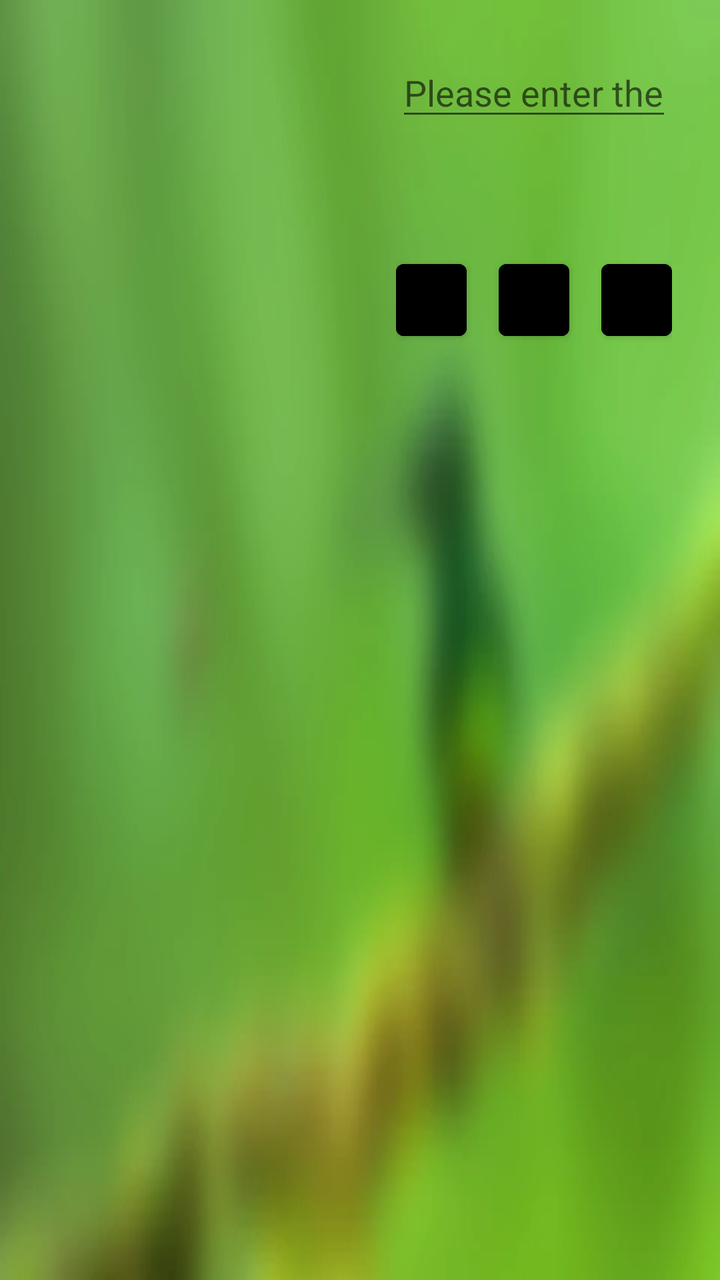
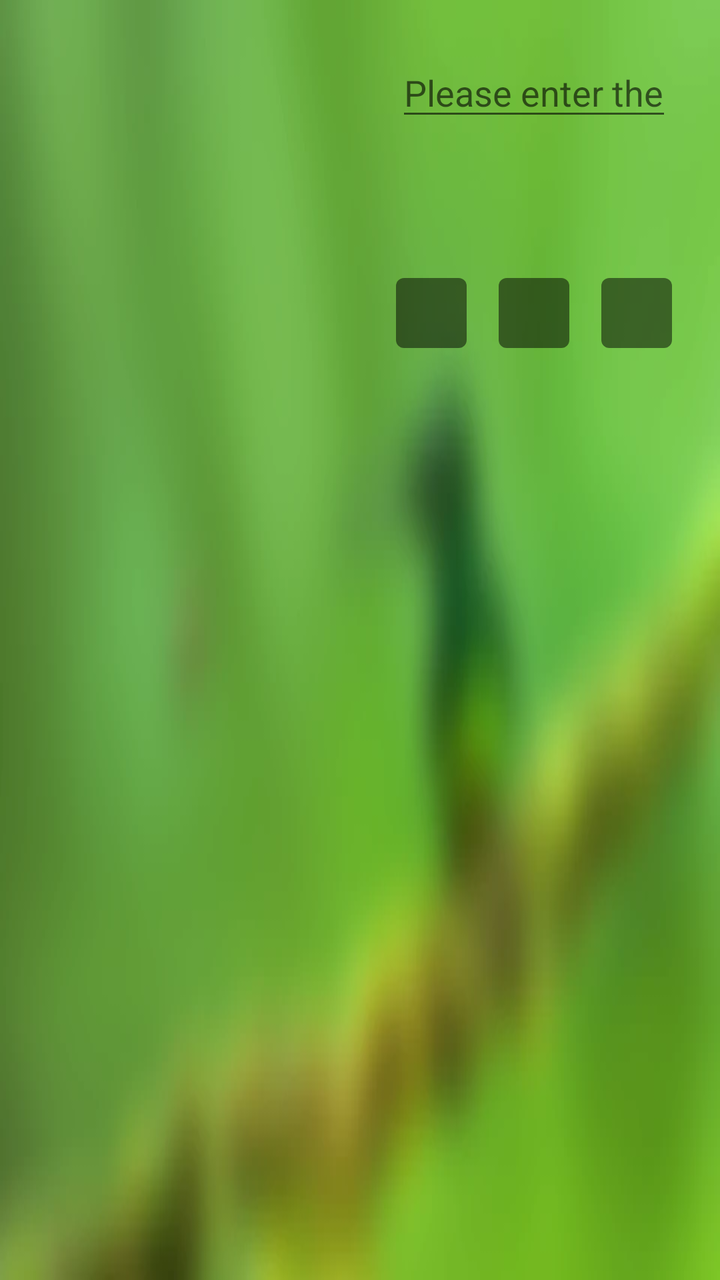

Two renders of the same Android screen: before a commit and after it. Below are the layout's source before the change and the commit's diff.
<!-- AndroidManifest.xml: application theme AppTheme -->
<!-- res/layout/dialog_config.xml -->
<?xml version="1.0" encoding="utf-8"?>
<RelativeLayout xmlns:android="http://schemas.android.com/apk/res/android"
    android:layout_width="wrap_content"
    android:layout_height="wrap_content"
    android:padding="24dp">

    <ImageView
        android:id="@+id/code"
        android:layout_width="150dp"
        android:layout_height="150dp"
        android:scaleType="fitXY" />

    <EditText
        android:id="@+id/text"
        android:layout_width="match_parent"
        android:layout_height="wrap_content"
        android:layout_marginStart="24dp"
        android:layout_toEndOf="@+id/code"
        android:hint="@string/dialog_config_url_hint"
        android:imeOptions="actionDone"
        android:importantForAutofill="no"
        android:inputType="text"
        android:singleLine="true"
        android:textSize="18sp" />

    <LinearLayout
        android:layout_width="match_parent"
        android:layout_height="wrap_content"
        android:layout_alignStart="@+id/text"
        android:layout_alignBottom="@+id/code"
        android:layout_marginTop="16dp"
        android:orientation="horizontal">

        <Button
            android:id="@+id/history"
            android:layout_width="0dp"
            android:layout_height="wrap_content"
            android:layout_weight="1"
            android:backgroundTint="@color/grey_700"
            android:singleLine="true"
            android:text="@string/setting_history"
            android:textColor="@color/white" />

        <Button
            android:id="@+id/negative"
            android:layout_width="0dp"
            android:layout_height="wrap_content"
            android:layout_marginStart="16dp"
            android:layout_marginEnd="16dp"
            android:layout_weight="1"
            android:backgroundTint="@color/grey_700"
            android:singleLine="true"
            android:text="@string/dialog_negative"
            android:textColor="@color/white" />

        <Button
            android:id="@+id/positive"
            android:layout_width="0dp"
            android:layout_height="wrap_content"
            android:layout_weight="1"
            android:backgroundTint="@color/grey_700"
            android:singleLine="true"
            android:text="@string/dialog_positive"
            android:textColor="@color/white" />

    </LinearLayout>
</RelativeLayout>
<!-- resources referenced by this layout -->
<resources>
  <string name="dialog_config_url_hint">Please enter the configuration url</string>
  <string name="dialog_negative">Cancel</string>
  <string name="dialog_positive">OK</string>
  <string name="setting_history">History</string>
  <style name="AppTheme" parent="BaseTheme" />
  <style name="BaseTheme" parent="Theme.MaterialComponents.Light.NoActionBar">
          <item name="colorPrimary">@color/primary</item>
          <item name="colorPrimaryDark">@color/primaryDark</item>
          <item name="colorAccent">@color/blue_500</item>
          <item name="android:windowAnimationStyle">@null</item>
          <item name="android:windowBackground">@drawable/wallpaper_1</item>
          <item name="android:windowFullscreen">true</item>
          <item name="android:windowTranslucentStatus">true</item>
          <item name="android:windowTranslucentNavigation">true</item>
      </style>
  <color name="primary">@color/black</color>
  <color name="primaryDark">@color/black</color>
  <!-- drawable wallpaper_1: webp bitmap (drawable-nodpi, 9580 bytes) -->
</resources>

<!-- the commit's change to res/layout/dialog_config.xml (unified diff, before → after) -->
@@ -29,36 +29,46 @@
         android:layout_alignStart="@+id/text"
         android:layout_alignBottom="@+id/code"
         android:layout_marginTop="16dp"
+        android:gravity="end"
         android:orientation="horizontal">
 
-        <Button
+        <TextView
             android:id="@+id/history"
             android:layout_width="0dp"
             android:layout_height="wrap_content"
+            android:layout_marginEnd="16dp"
             android:layout_weight="1"
-            android:backgroundTint="@color/grey_700"
+            android:background="@drawable/selector_text"
+            android:focusable="true"
+            android:focusableInTouchMode="true"
+            android:gravity="center"
             android:singleLine="true"
             android:text="@string/setting_history"
             android:textColor="@color/white" />
 
-        <Button
+        <TextView
             android:id="@+id/negative"
             android:layout_width="0dp"
             android:layout_height="wrap_content"
-            android:layout_marginStart="16dp"
             android:layout_marginEnd="16dp"
             android:layout_weight="1"
-            android:backgroundTint="@color/grey_700"
+            android:background="@drawable/selector_text"
+            android:focusable="true"
+            android:focusableInTouchMode="true"
+            android:gravity="center"
             android:singleLine="true"
             android:text="@string/dialog_negative"
             android:textColor="@color/white" />
 
-        <Button
+        <TextView
             android:id="@+id/positive"
             android:layout_width="0dp"
             android:layout_height="wrap_content"
             android:layout_weight="1"
-            android:backgroundTint="@color/grey_700"
+            android:background="@drawable/selector_text"
+            android:focusable="true"
+            android:focusableInTouchMode="true"
+            android:gravity="center"
             android:singleLine="true"
             android:text="@string/dialog_positive"
             android:textColor="@color/white" />
<!-- resource entries referenced after the edit -->
@@ -1,10 +1,48 @@
 <!-- resources referenced by this layout -->
 <resources>
+  <!-- drawable selector_text (drawable) -->
+  <?xml version="1.0" encoding="utf-8"?>
+  <selector xmlns:android="http://schemas.android.com/apk/res/android">
+      <item android:drawable="@drawable/shape_text_focused" android:state_focused="true" />
+      <item android:drawable="@drawable/shape_text_normal" />
+  </selector>
   <string name="dialog_config_url_hint">Please enter the configuration url</string>
   <string name="dialog_negative">Cancel</string>
   <string name="dialog_positive">OK</string>
   <string name="setting_history">History</string>
   <style name="AppTheme" parent="BaseTheme" />
+  <!-- drawable shape_text_focused (drawable) -->
+  <?xml version="1.0" encoding="utf-8"?>
+  <shape xmlns:android="http://schemas.android.com/apk/res/android"
+      android:shape="rectangle">
+  
+      <solid android:color="@color/black_70" />
+  
+      <corners android:radius="4dp" />
+  
+      <padding
+          android:bottom="8dp"
+          android:left="12dp"
+          android:right="12dp"
+          android:top="8dp" />
+  
+  </shape>
+  <!-- drawable shape_text_normal (drawable) -->
+  <?xml version="1.0" encoding="utf-8"?>
+  <shape xmlns:android="http://schemas.android.com/apk/res/android"
+      android:shape="rectangle">
+  
+      <solid android:color="@color/black_50" />
+  
+      <corners android:radius="4dp" />
+  
+      <padding
+          android:bottom="8dp"
+          android:left="12dp"
+          android:right="12dp"
+          android:top="8dp" />
+  
+  </shape>
   <style name="BaseTheme" parent="Theme.MaterialComponents.Light.NoActionBar">
           <item name="colorPrimary">@color/primary</item>
           <item name="colorPrimaryDark">@color/primaryDark</item>
@@ -15,6 +53,8 @@
           <item name="android:windowTranslucentStatus">true</item>
           <item name="android:windowTranslucentNavigation">true</item>
       </style>
+  <color name="black_70">#B3000000</color>
+  <color name="black_50">#80000000</color>
   <color name="primary">@color/black</color>
   <color name="primaryDark">@color/black</color>
   <!-- drawable wallpaper_1: webp bitmap (drawable-nodpi, 9580 bytes) -->
